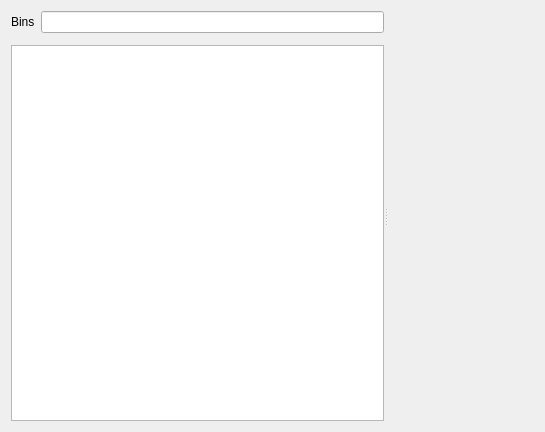
Qt form src/widget/distributionplot.ui (mugiseyebrows/mugi-query) before a commit.
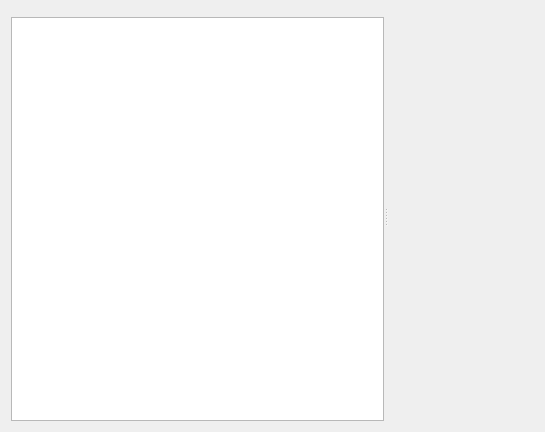
The same form after that commit. Custom widgets are drawn as their Qt base class.

```diff
--- a/src/widget/distributionplot.ui
+++ b/src/widget/distributionplot.ui
@@ -21,20 +21,6 @@
      </property>
      <widget class="QWidget" name="layoutWidget">
       <layout class="QVBoxLayout" name="verticalLayout">
-       <item>
-        <layout class="QHBoxLayout" name="horizontalLayout">
-         <item>
-          <widget class="QLabel" name="label">
-           <property name="text">
-            <string>Bins</string>
-           </property>
-          </widget>
-         </item>
-         <item>
-          <widget class="IntLineEdit" name="bins"/>
-         </item>
-        </layout>
-       </item>
        <item>
         <widget class="DirstibutionPlotOptionsEdit" name="options" native="true"/>
        </item>
@@ -55,11 +41,6 @@
    <header>qwt_plot.h</header>
    <container>1</container>
   </customwidget>
-  <customwidget>
-   <class>IntLineEdit</class>
-   <extends>QLineEdit</extends>
-   <header>intlineedit.h</header>
-  </customwidget>
   <customwidget>
    <class>DirstibutionPlotOptionsEdit</class>
    <extends>QWidget</extends>
```
